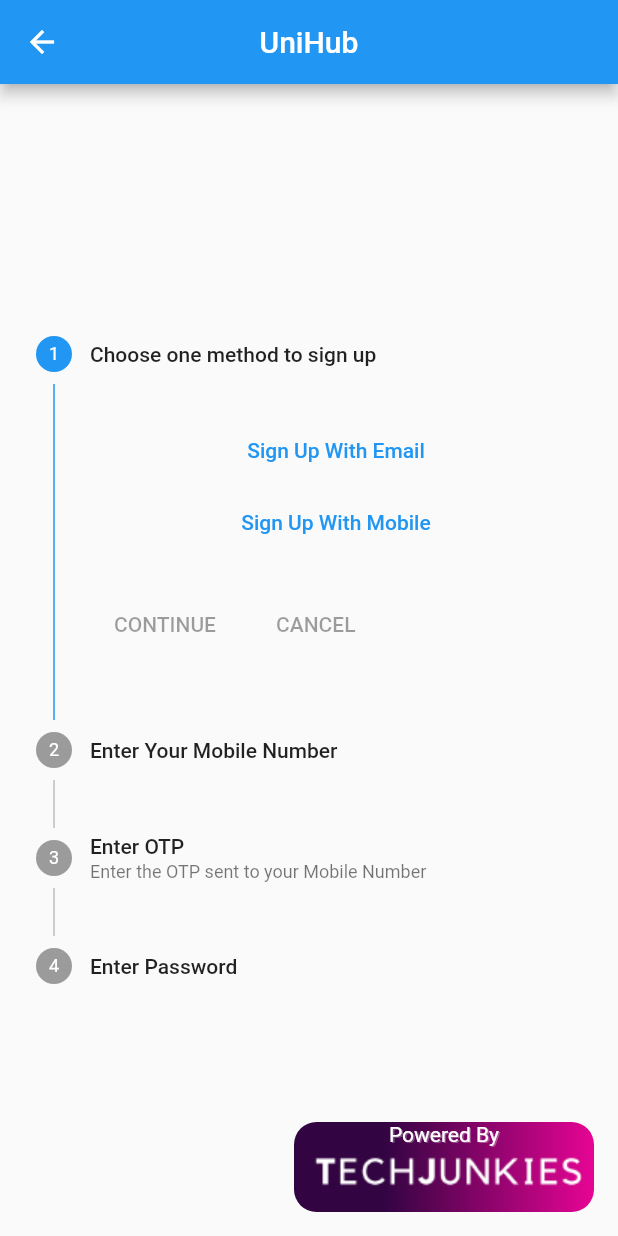
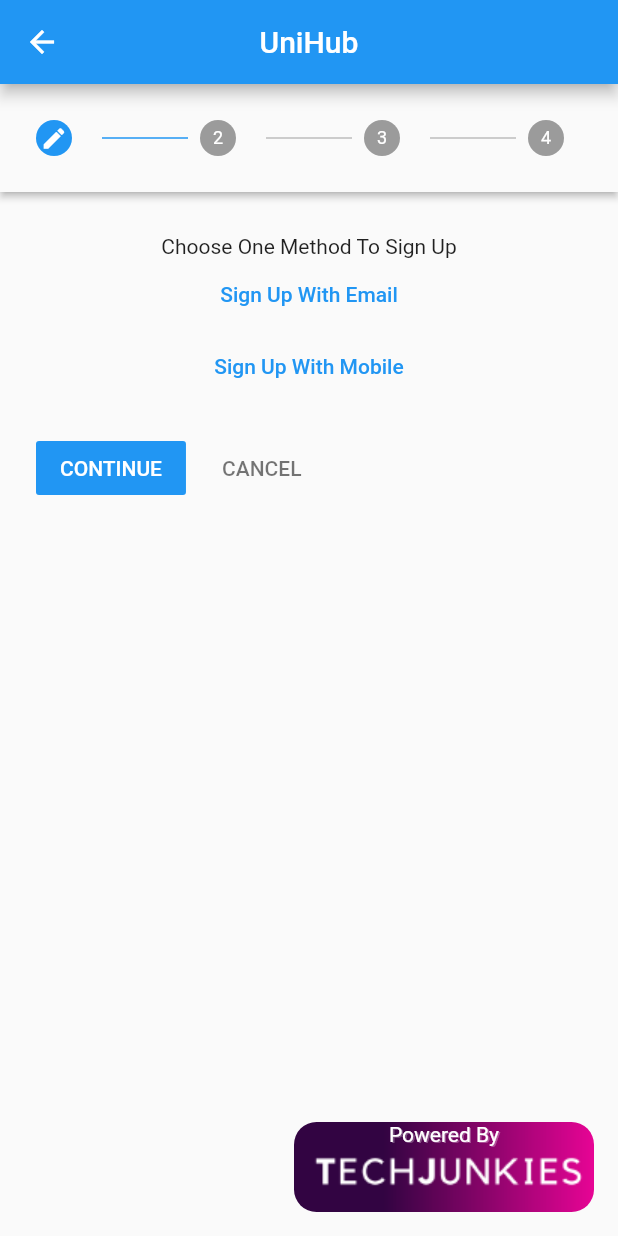
Before and after one commit to TechJunkies-IIITK/Uni-Hub, a Flutter app: the screen it shows after launch, after a tap on "Sign Up", on a phone screen of 412 x 824 dp. Run offline on Flutter 3.47's test engine with Material 2 defaults, Android fonts, the phone set to English and light mode, and no system bars; network calls fail.

Commit message:
updated stepper widget

```diff
--- a/lib/views/authpage/authpage.dart
+++ b/lib/views/authpage/authpage.dart
@@ -42,13 +42,14 @@ class _AuthPageState extends State<AuthPage>{
 
       body: Center(
 
-        child: SingleChildScrollView(
+          child: _isLogInPage ? SingleChildScrollView(
 
-          controller: _scrollController,
+              controller: _scrollController,
 
-          child: _isLogInPage ? LoginWidget(()=>_togglePage()) : const SignUpWidget(),
+              child: LoginWidget(()=>_togglePage())
 
-        ),
+          ): const SignUpWidget(),
+
 
       ),
 
--- a/lib/views/authpage/signup_widget.dart
+++ b/lib/views/authpage/signup_widget.dart
@@ -21,9 +21,19 @@ class _SignUpWidgetState extends State<SignUpWidget>{
 
   final TextEditingController _passwordController = TextEditingController();
 
+  final TextEditingController _otpController = TextEditingController();
+
   void _incrementStep() => setState(()=>_currentStep++);
 
+  void _decrementStep() => setState(()=>_currentStep=_currentStep>0?_currentStep-1:0);
+
   void _setMethod(bool b) => setState(()=>_emailMethod = b);
+
+  void _onContinue(){
+
+    if(_currentStep<3)_incrementStep();
+
+  }
 
   @override
 
@@ -31,15 +41,29 @@ class _SignUpWidgetState extends State<SignUpWidget>{
 
     return Stepper(
 
+      type: StepperType.horizontal,
+
       currentStep: _currentStep,
+
+      onStepTapped: (int index)=> setState(() {
+
+        _currentStep = index;
+
+      }),
+
+      onStepContinue: _onContinue,
+
+      onStepCancel: _decrementStep,
 
       steps: [
 
         Step(
 
-            title: const Text('Choose one method to sign up'),
+            title: const Text(''),
 
             isActive: _currentStep>=0,
+
+            state: _currentStep==0 ? StepState.editing :  StepState.complete,
 
             content: Container(
 
@@ -52,6 +76,8 @@ class _SignUpWidgetState extends State<SignUpWidget>{
                 mainAxisSize: MainAxisSize.max,
 
                 children: [
+
+                  const Text('Choose One Method To Sign Up'),
 
                   TextButton(
 
@@ -79,9 +105,11 @@ class _SignUpWidgetState extends State<SignUpWidget>{
 
         Step(
 
-            title: _emailMethod ? const Text('Enter Your Email') : const Text('Enter Your Mobile Number'),
+            title: const Text(''),
 
             isActive: _currentStep>=1,
+
+            state: _currentStep==1 ? StepState.editing :  ( _currentStep>1? StepState.complete : StepState.disabled),
 
             content: Container(
 
@@ -89,15 +117,27 @@ class _SignUpWidgetState extends State<SignUpWidget>{
 
               margin: const EdgeInsets.all(2),
 
-              child: Center(
+              child: Chip(
 
-                child: TextFormField(
+                avatar: _emailMethod ? null : const Text('🇮🇳+91'),
+
+                label: TextFormField(
+
+                  keyboardType: _emailMethod ? TextInputType.emailAddress : TextInputType.number ,
 
                   controller: _usernameController,
 
                   decoration: InputDecoration(
 
                     hintText: _emailMethod ? 'Email' : 'Mobile Number',
+
+                    border: InputBorder.none,
+
+                    enabledBorder: InputBorder.none,
+
+                    errorBorder: InputBorder.none,
+
+                    disabledBorder: InputBorder.none
 
                   ),
 
@@ -121,11 +161,11 @@ class _SignUpWidgetState extends State<SignUpWidget>{
 
         Step(
 
-          title: const Text('Enter OTP'),
+          title: const Text(''),
 
           isActive: _currentStep>=2,
 
-          subtitle: Text("Enter the OTP sent to your ${_emailMethod ? 'Email' : 'Mobile Number'}"),
+            state: _currentStep==2 ? StepState.editing :  ( _currentStep>2? StepState.complete : StepState.disabled),
 
           content: Container(
 
@@ -136,6 +176,8 @@ class _SignUpWidgetState extends State<SignUpWidget>{
               child: Center(
 
                 child: TextFormField(
+
+                  controller: _otpController,
 
                   decoration: const InputDecoration(
 
@@ -163,9 +205,11 @@ class _SignUpWidgetState extends State<SignUpWidget>{
 
         Step(
 
-            title: const Text('Enter Password'),
+            title: const Text(''),
 
             isActive: _currentStep>=3,
+
+            state: _currentStep==3 ? StepState.editing :  ( _currentStep>3? StepState.complete : StepState.disabled),
 
             content: Container(
 
```
